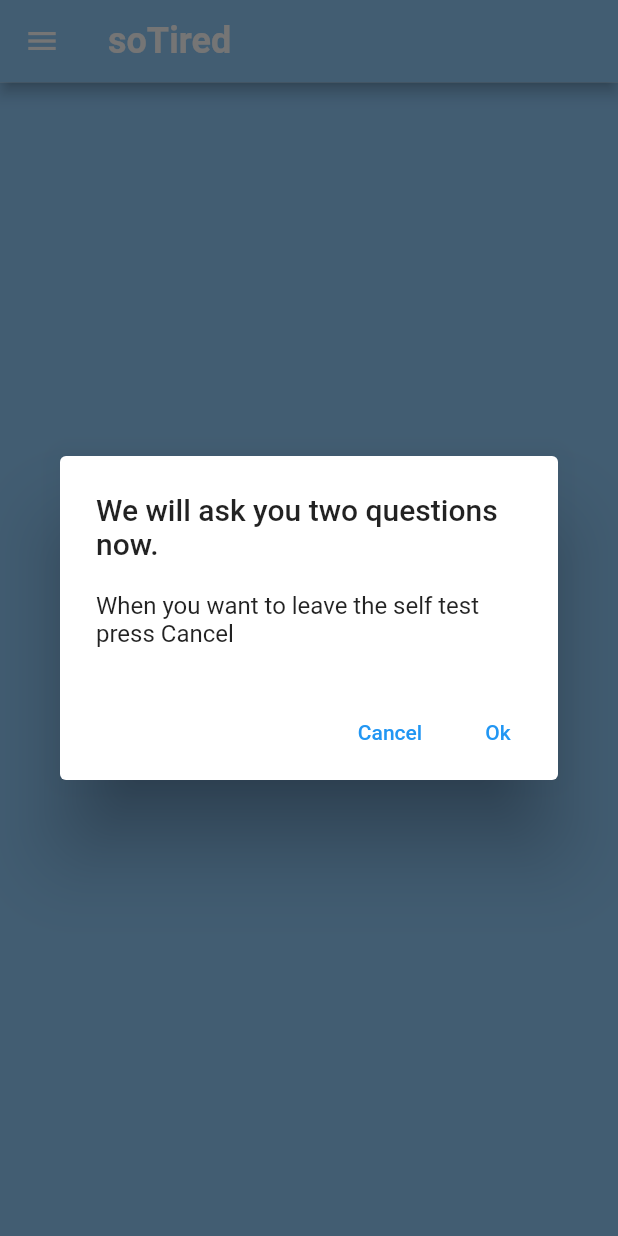
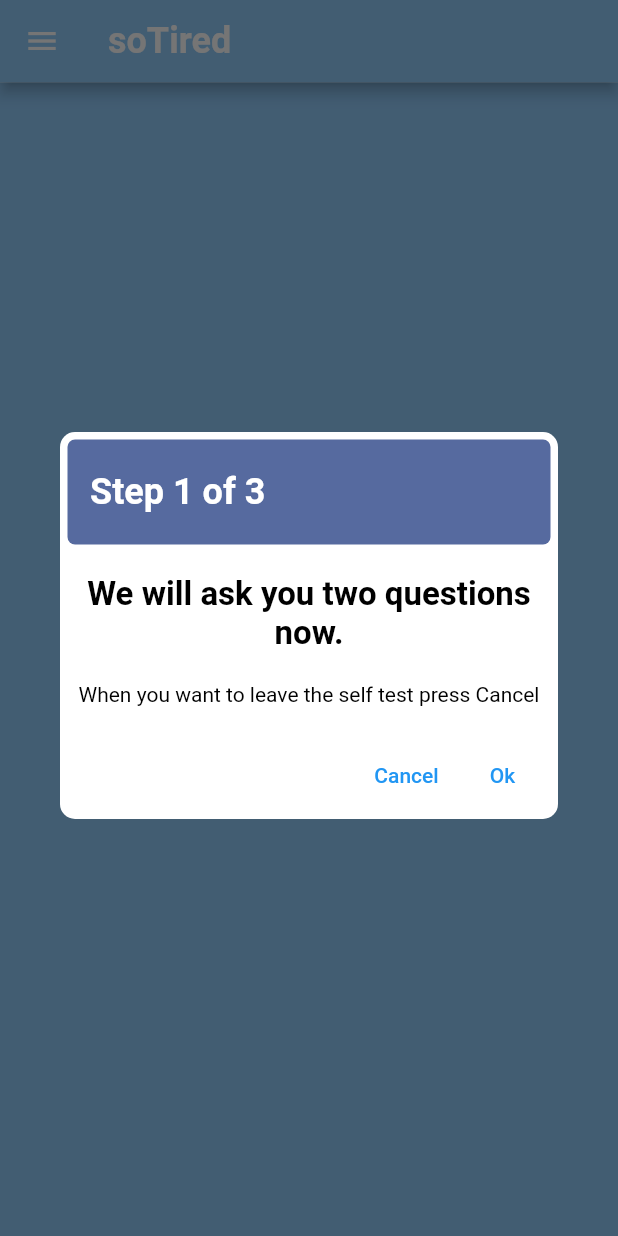
Before and after one commit to teamulster2/soTired, a Flutter app: the screen it shows after launch, after a tap on "self test", on a phone screen of 412 x 824 dp. Run offline on Flutter 3.47's test engine with Material 2 defaults, Android fonts, the phone set to English and light mode, and no system bars; our stand-ins replace flutter_local_notifications, hive, hive_flutter, timezone; accounts and stored records are empty; project files that could hold a hidden picture were left out.

Commit message:
[issue/56] - Added pvt test
- Changed dialogs to have a difference between info and progress dialogs
- Added pvt test with tap listener

```diff
--- /dev/null
+++ b/app/lib/ui/models/dialog_objects.dart
@@ -0,0 +1,31 @@
+import 'package:flutter/material.dart';
+
+class InfoDialogObject {
+  String title;
+  String content;
+  VoidCallback onOk;
+  VoidCallback onCancel;
+  bool onOkPop;
+  bool onOkPush;
+  bool dialogColored;
+
+  InfoDialogObject(this.title, this.content, this.onOk, this.onCancel,
+      this.onOkPop, this.onOkPush, this.dialogColored);
+}
+
+class ProgressDialogObject {
+  String title;
+  String content;
+  String progress;
+  VoidCallback onOk;
+  VoidCallback onCancel;
+  bool onOkPush;
+
+  ProgressDialogObject(
+      {required this.title,
+      required this.content,
+      required this.progress,
+      required this.onOk,
+      required this.onCancel,
+      required this.onOkPush});
+}
--- a/app/lib/ui/modules/self_assessment/self_assessment.dart
+++ b/app/lib/ui/modules/self_assessment/self_assessment.dart
@@ -16,7 +16,8 @@ class SelfAssessment extends StatefulWidget {
 }
 
 class _SelfAssessmentState extends State<SelfAssessment> {
-  late ValueNotifier<List<int>> emotionalState = ValueNotifier<List<int>>(<int>[]);
+  late ValueNotifier<List<int>> emotionalState =
+      ValueNotifier<List<int>>(<int>[]);
   late String currentActivity;
 
   @override
--- a/app/lib/ui/modules/self_test_engine/self_test.dart
+++ b/app/lib/ui/modules/self_test_engine/self_test.dart
@@ -2,10 +2,11 @@ import 'package:flutter/material.dart';
 import 'package:so_tired/ui/core/home/home.dart';
 import 'package:so_tired/ui/core/navigation/navigation.dart';
 import 'package:so_tired/ui/core/navigation/navigation_drawer.dart';
+import 'package:so_tired/ui/models/dialog_objects.dart';
+import 'package:so_tired/ui/modules/pvt_test/pvt_test.dart';
 import 'package:so_tired/ui/modules/self_assessment/self_assessment.dart';
 import 'package:so_tired/ui/modules/self_test_engine/self_test_engine.dart';
 import 'package:so_tired/ui/modules/self_test_engine/self_test_state.dart';
-import 'package:so_tired/ui/modules/spatial_span_test/engine/game_state.dart';
 import 'package:so_tired/ui/modules/spatial_span_test/spatial_span_test.dart';
 
 class SelfTest extends StatefulWidget {
@@ -20,8 +21,8 @@ class _SelfTestState extends State<SelfTest> {
 
   @override
   Widget build(BuildContext context) {
-    engine = SelfTestEngine(StartSelfTestState(), (InfoDialogObject ido) {
-      showInfoDialog(ido);
+    engine = SelfTestEngine(StartSelfTestState(), (ProgressDialogObject pdo) {
+      showProgressDialog(pdo);
     });
 
     Future<dynamic>.delayed(Duration.zero, () => engine.handleState());
@@ -52,43 +53,97 @@ class _SelfTestState extends State<SelfTest> {
         onFinished: () => engine.handleState(),
       );
     } else if (engine.currentState.value.toString() == PVTState().toString()) {
-      return Container();
+      return PVTTest(onFinished: () => engine.handleState());
     }
     return Container();
   }
 
-  void showInfoDialog(InfoDialogObject ido) {
+  void showProgressDialog(ProgressDialogObject pdo) {
     showDialog(
+        barrierDismissible: false,
         context: context,
-        builder: (BuildContext context) => AlertDialog(
-                title: Text(ido.title),
-                content: Text(ido.content),
-                actions: <Widget>[
+        builder: (BuildContext context) => Dialog(
+              shape: RoundedRectangleBorder(
+                borderRadius: BorderRadius.circular(10),
+              ),
+              elevation: 0,
+              backgroundColor: Colors.transparent,
+              child: Container(
+                padding:
+                    const EdgeInsets.only(left: 5, top: 5, right: 5, bottom: 5),
+                margin: const EdgeInsets.only(top: 10),
+                decoration: BoxDecoration(
+                  color: Colors.white,
+                  borderRadius: BorderRadius.circular(10),
+                ),
+                child: Column(
+                  mainAxisSize: MainAxisSize.min,
+                  children: <Widget>[
+                    Container(
+                        height: 70,
+                        width: 400,
+                        padding: const EdgeInsets.only(left: 15),
+                        alignment: Alignment.centerLeft,
+                        decoration: BoxDecoration(
+                          color: Theme.of(context).primaryColorDark,
+                          borderRadius: BorderRadius.circular(5),
+                        ),
+                        child: Text(pdo.progress,
+                            style: Theme.of(context).textTheme.headline3)),
+                    const SizedBox(height: 20),
+                    Text(
+                      pdo.title,
+                      style: const TextStyle(
+                          fontSize: 22,
+                          fontWeight: FontWeight.w600,
+                          color: Colors.black),
+                      textAlign: TextAlign.center,
+                    ),
+                    const SizedBox(
+                      height: 20,
+                    ),
+                    Text(
+                      pdo.content,
+                      style: const TextStyle(fontSize: 14, color: Colors.black),
+                      textAlign: TextAlign.center,
+                    ),
+                    const SizedBox(
+                      height: 22,
+                    ),
+                    Row(
+                      mainAxisAlignment: MainAxisAlignment.end,
+                      children: <Widget>[
                         TextButton(
                           child: const Text('Cancel'),
                           onPressed: () {
-                      ido.onCancel();
+                            pdo.onCancel();
                             Navigator.push(
                                 context,
                                 MaterialPageRoute<BuildContext>(
-                              builder: (BuildContext context) => const Home()));
+                                    builder: (BuildContext context) =>
+                                        const Home()));
                           },
                         ),
                         TextButton(
                           child: const Text('Ok'),
                           onPressed: () {
-                      ido.onOk();
-                      if (ido.onOkPop) {
-                        Navigator.pop(context);
-                      } else if (ido.onOkPush) {
+                            pdo.onOk();
+                            if (pdo.onOkPush) {
                               Navigator.push(
                                   context,
                                   MaterialPageRoute<BuildContext>(
                                       builder: (BuildContext context) =>
                                           const Home()));
+                            } else {
+                              Navigator.pop(context);
                             }
                           },
                         ),
-                ]));
+                      ],
+                    ),
+                  ],
+                ),
+              ),
+            ));
   }
 }
--- a/app/lib/ui/modules/self_test_engine/self_test_engine.dart
+++ b/app/lib/ui/modules/self_test_engine/self_test_engine.dart
@@ -1,10 +1,10 @@
 import 'package:flutter/material.dart';
+import 'package:so_tired/ui/models/dialog_objects.dart';
 import 'package:so_tired/ui/modules/self_test_engine/self_test_state.dart';
-import 'package:so_tired/ui/modules/spatial_span_test/engine/game_state.dart';
 
 class SelfTestEngine {
   late SelfTestState selfTestState;
-  Function(InfoDialogObject) showDialog;
+  Function(ProgressDialogObject) showDialog;
 
   late ValueNotifier<SelfTestState> currentState =
       ValueNotifier<SelfTestState>(StartSelfTestState());
--- a/app/lib/ui/modules/spatial_span_test/engine/game_engine.dart
+++ b/app/lib/ui/modules/spatial_span_test/engine/game_engine.dart
@@ -1,5 +1,6 @@
 import 'dart:async';
 import 'dart:math';
+import 'package:so_tired/ui/models/dialog_objects.dart';
 import 'package:so_tired/ui/models/exceptions.dart';
 import 'package:so_tired/ui/modules/spatial_span_test/engine/game_state.dart';
 import 'package:flutter/material.dart';
--- a/app/lib/ui/modules/spatial_span_test/engine/game_state.dart
+++ b/app/lib/ui/modules/spatial_span_test/engine/game_state.dart
@@ -1,5 +1,5 @@
 import 'dart:async';
-import 'package:flutter/material.dart';
+import 'package:so_tired/ui/models/dialog_objects.dart';
 import 'package:so_tired/ui/models/exceptions.dart';
 import 'package:so_tired/ui/modules/spatial_span_test/engine/game_engine.dart';
 
@@ -122,16 +122,3 @@ class NextLevelState extends GameState {
     }, () {}, true, false, false));
   }
 }
-
-class InfoDialogObject {
-  String title;
-  String content;
-  VoidCallback onOk;
-  VoidCallback onCancel;
-  bool onOkPop;
-  bool onOkPush;
-  bool dialogColored;
-
-  InfoDialogObject(this.title, this.content, this.onOk, this.onCancel,
-      this.onOkPop, this.onOkPush, this.dialogColored);
-}
--- a/app/lib/ui/modules/spatial_span_test/spatial_span_test.dart
+++ b/app/lib/ui/modules/spatial_span_test/spatial_span_test.dart
@@ -1,6 +1,7 @@
 import 'dart:async';
 import 'package:flutter/material.dart';
 import 'package:so_tired/ui/core/home/home.dart';
+import 'package:so_tired/ui/models/dialog_objects.dart';
 import 'package:so_tired/ui/modules/spatial_span_test/engine/game_engine.dart';
 import 'package:so_tired/ui/modules/spatial_span_test/engine/game_state.dart';
 import 'package:so_tired/ui/modules/spatial_span_test/widgets/spatial_span_test_box.dart';
@@ -67,6 +68,7 @@ class _SpatialSpanTestState extends State<SpatialSpanTest> {
 
   void showInfoDialog(InfoDialogObject ido) {
     showDialog(
+        barrierDismissible: false,
         context: context,
         builder: (BuildContext context) => AlertDialog(
                 title: Text(ido.title),
@@ -92,6 +94,7 @@ class _SpatialSpanTestState extends State<SpatialSpanTest> {
 
   void showGameOverDialog(InfoDialogObject ido) {
     showDialog(
+        barrierDismissible: false,
         context: context,
         builder: (BuildContext context) => AlertDialog(
                 backgroundColor: Theme.of(context).primaryColorLight,
```
Also changed, not shown: app/lib/ui/modules/pvt_test/pvt_test.dart (added, +133 -0 lines), app/lib/ui/modules/pvt_test/widgets/pvt_test_diff.dart (added, +11 -0 lines), app/lib/ui/modules/pvt_test/widgets/pvt_test_progress.dart (added, +37 -0 lines), app/lib/ui/modules/pvt_test/widgets/pvt_test_square.dart (added, +13 -0 lines), app/lib/ui/modules/self_assessment/widgets/current_activity.dart (+6 -2 lines), app/lib/ui/modules/self_assessment/widgets/current_emotional_state.dart (+15 -6 lines), app/lib/ui/modules/self_test_engine/self_test_state.dart (+38 -23 lines). Lines whose indentation alone changed are shown as unchanged.
